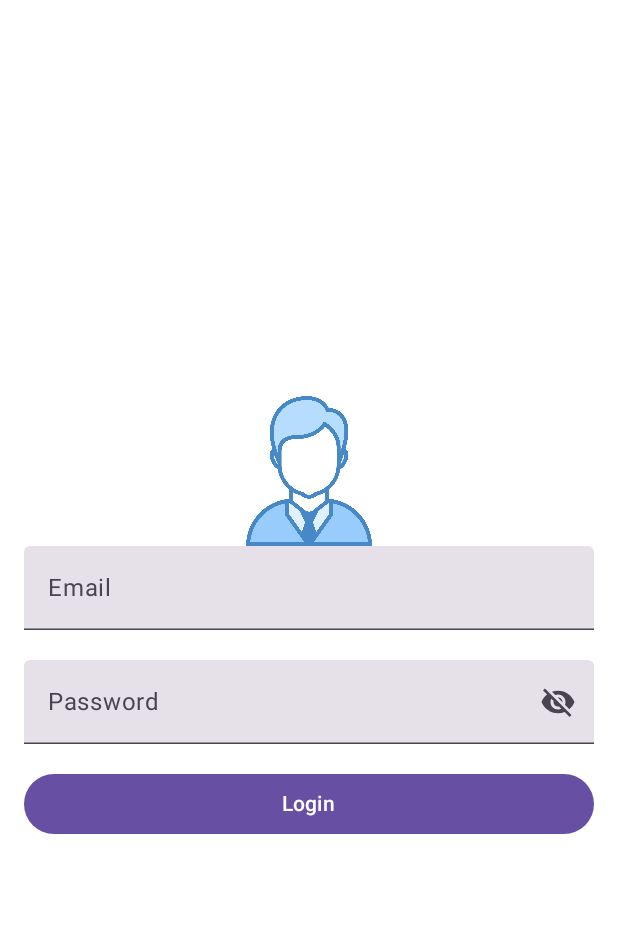
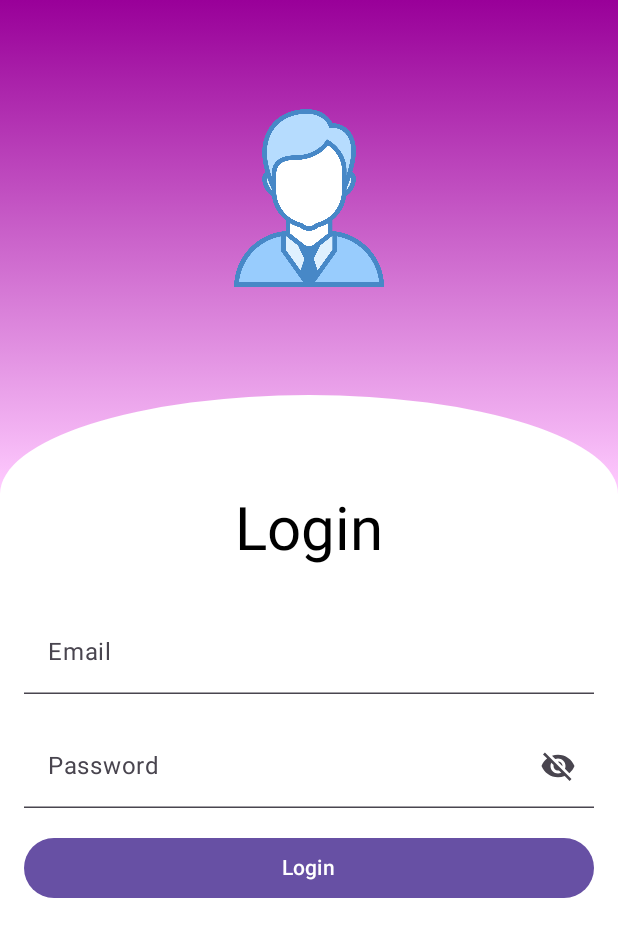
Before and after one commit to ahmadfaqih796/kotlin-mobile, an Android app built with Jetpack Compose: the screen it shows after launch (LoginActivity), on a phone screen of 412 x 824 dp. Shown: the top 937 px of the screen. Run offline under Robolectric (Android 15) with nearby library versions, the phone set to English and light mode, and no system bars.

Commit message:
Login Screen UI

```diff
--- a/app/src/main/java/com/project/latihan/ui/components/form/PasswordFieldV2.kt
+++ b/app/src/main/java/com/project/latihan/ui/components/form/PasswordFieldV2.kt
@@ -13,6 +13,7 @@ import androidx.compose.material.icons.filled.Visibility
 import androidx.compose.material.icons.filled.VisibilityOff
 import androidx.compose.ui.focus.FocusRequester
 import androidx.compose.ui.focus.focusRequester
+import androidx.compose.ui.graphics.Color
 import androidx.compose.ui.text.input.ImeAction
 import androidx.compose.ui.unit.dp
 
@@ -57,6 +58,10 @@ fun PasswordFieldV2(
                     onDone?.invoke()
                 }
             ),
+            colors = TextFieldDefaults.colors(
+                focusedContainerColor = Color.Transparent,
+                unfocusedContainerColor = Color.Transparent
+            ),
         )
     }
     Spacer(modifier = Modifier.height(16.dp))
--- a/app/src/main/java/com/project/latihan/ui/components/form/TextFieldV2.kt
+++ b/app/src/main/java/com/project/latihan/ui/components/form/TextFieldV2.kt
@@ -1,5 +1,6 @@
 package com.project.latihan.ui.components.form
 
+import androidx.compose.foundation.background
 import androidx.compose.foundation.layout.Spacer
 import androidx.compose.foundation.layout.fillMaxWidth
 import androidx.compose.foundation.layout.height
@@ -10,6 +11,7 @@ import androidx.compose.runtime.*
 import androidx.compose.ui.Modifier
 import androidx.compose.ui.focus.FocusRequester
 import androidx.compose.ui.focus.focusRequester
+import androidx.compose.ui.graphics.Color
 import androidx.compose.ui.text.input.ImeAction
 import androidx.compose.ui.text.input.VisualTransformation
 import androidx.compose.ui.unit.dp
@@ -38,7 +40,7 @@ fun TextFieldV2(
         singleLine = singleLine,
         visualTransformation = visualTransformation,
         modifier = if (focusRequester != null) {
-            modifier.fillMaxWidth().focusRequester(focusRequester)
+            modifier.fillMaxWidth().focusRequester(focusRequester).background(Color.Transparent)
         } else {
             modifier.fillMaxWidth()
         },
@@ -54,7 +56,12 @@ fun TextFieldV2(
         placeholder = placeholder,
         leadingIcon = leadingIcon,
         trailingIcon = trailingIcon,
-        colors = colors
+//        colors = colors,
+        colors = TextFieldDefaults.colors(
+            focusedContainerColor = Color.Transparent,
+            unfocusedContainerColor = Color.Transparent
+        ),
+
     )
     Spacer(modifier = Modifier.height(Spacing))
 }
--- a/app/src/main/java/com/project/latihan/ui/screen/auth/LoginScreen.kt
+++ b/app/src/main/java/com/project/latihan/ui/screen/auth/LoginScreen.kt
@@ -1,11 +1,16 @@
 package com.project.latihan.ui.screen.auth
 
+import androidx.compose.foundation.Canvas
 import androidx.compose.foundation.Image
+import androidx.compose.foundation.background
+import androidx.compose.foundation.gestures.detectTapGestures
 import androidx.compose.foundation.layout.*
 import androidx.compose.runtime.*
 import androidx.compose.ui.Alignment
 import androidx.compose.ui.Modifier
+import androidx.compose.ui.draw.clip
 import androidx.compose.ui.focus.FocusRequester
+import androidx.compose.ui.graphics.Color
 import androidx.compose.ui.platform.LocalSoftwareKeyboardController
 import androidx.compose.ui.res.painterResource
 import androidx.compose.ui.unit.dp
@@ -13,6 +18,16 @@ import com.project.latihan.ui.components.button.CustomButton
 import com.project.latihan.ui.components.form.TextFieldV2
 import com.project.latihan.ui.components.form.PasswordFieldV2
 import com.project.latihan.R
+import androidx.compose.foundation.shape.CircleShape
+import androidx.compose.material3.Text
+import androidx.compose.ui.graphics.Brush
+import androidx.compose.ui.graphics.drawscope.DrawScope
+import androidx.compose.ui.graphics.drawscope.translate
+import androidx.compose.ui.input.pointer.pointerInput
+import androidx.compose.ui.platform.LocalFocusManager
+import androidx.compose.ui.text.style.TextAlign
+import androidx.compose.ui.unit.sp
+import com.project.latihan.ui.theme.Spacing
 
 @Composable
 fun LoginScreen(
@@ -20,6 +35,7 @@ fun LoginScreen(
 ) {
     var email by remember { mutableStateOf("") }
     var password by remember { mutableStateOf("") }
+    val focusManager = LocalFocusManager.current
 
     val focusRequesters = List(2) { FocusRequester() }
     val keyboardController = LocalSoftwareKeyboardController.current
@@ -31,19 +47,68 @@ fun LoginScreen(
         }
     }
 
+    Box(modifier = Modifier
+        .fillMaxSize()
+        .pointerInput(Unit) {
+            detectTapGestures(
+                onTap = {
+                    focusManager.clearFocus()
+                }
+            )
+        }) {
         Column(
             modifier = Modifier
-            .fillMaxSize()
-            .padding(16.dp),
+                .fillMaxSize(),
             verticalArrangement = Arrangement.Center
+        ) {
+            Column(
+                modifier = Modifier
+                    .fillMaxWidth()
+                    .weight(0.4f)
+                    .background(
+                        brush = Brush.verticalGradient(
+                            colors = listOf(
+                                Color(0xff990099), // Violet
+                                Color(0xffffccff)  // Dark Violet
+                            )
+                        )
+                    ),
+                verticalArrangement = Arrangement.Bottom
             ) {
                 Image(
                     painter = painterResource(id = R.drawable.user),
                     contentDescription = null,
                     modifier = Modifier
                         .size(100.dp)
+                        .weight(0.8f)
                         .align(alignment = Alignment.CenterHorizontally)
                 )
+                // Box for Semicircle
+                Canvas(
+                    modifier = Modifier
+                        .fillMaxWidth()
+                        .weight(0.2f)
+                        .height(50.dp)
+                ) {
+                    drawSemicircle()
+                }
+            }
+            Column(
+                modifier = Modifier
+                    .fillMaxWidth()
+                    .weight(0.6f)
+//                .background(Color.Yellow)
+                    .padding(16.dp, 0.dp),
+                verticalArrangement = Arrangement.Top
+            ) {
+                Text(
+                    text = "Login",
+                    modifier = Modifier
+                        .fillMaxWidth(),
+                    textAlign = TextAlign.Center,
+                    fontSize = 40.sp
+                )
+                Spacer(modifier = Modifier.height(30.dp))
                 TextFieldV2(
                     value = email,
                     onValueChange = { email = it },
@@ -59,7 +124,27 @@ fun LoginScreen(
                 )
                 CustomButton(
                     label = "Login",
-            onClick = {onLoginClicked(email, password)
+                    onClick = {
+                        onLoginClicked(email, password)
                     })
             }
+
         }
+    }
+}
+
+fun DrawScope.drawSemicircle() {
+    // Translate the canvas to center the semicircle
+    translate(
+//        left = 0f,
+//        top = size.height / 2
+    ) {
+        drawArc(
+            color = Color.White,
+            startAngle = 180f,
+            sweepAngle = 180f,
+            useCenter = true,
+            size = size.copy(height = size.height * 2, width = size.width)
+        )
+    }
+}
```
Also changed, not shown: app/src/main/java/com/project/latihan/ui/screen/auth/LoginScreenV2.kt (added, +74 -0 lines). Lines whose indentation alone changed are shown as unchanged.
